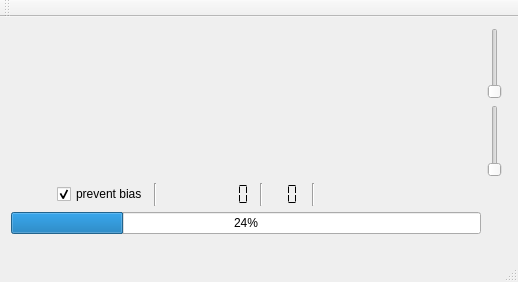
This is mainwindow.ui in 607011/Qliq as Qt 5 draws it before an edit. The edited form follows.
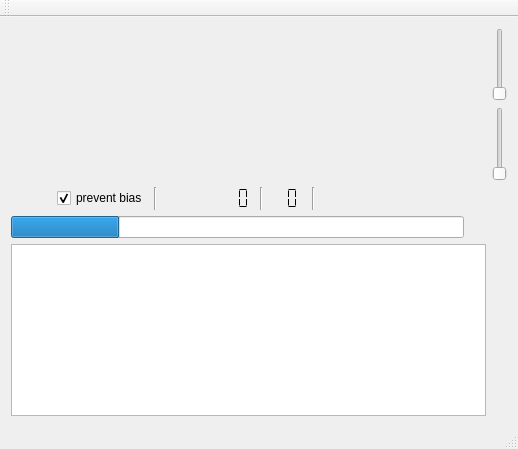
This is the edited form. Icons and pictures are not drawn.

Commit message: Improved GUI. Added health checks.

Diff of the .ui file:
```diff
--- a/mainwindow.ui
+++ b/mainwindow.ui
@@ -7,7 +7,7 @@
     <x>0</x>
     <y>0</y>
     <width>518</width>
-    <height>282</height>
+    <height>449</height>
    </rect>
   </property>
   <property name="windowTitle">
@@ -159,17 +159,16 @@
      </layout>
     </item>
     <item row="3" column="0">
-     <spacer name="verticalSpacer">
-      <property name="orientation">
-       <enum>Qt::Vertical</enum>
+     <widget class="QPlainTextEdit" name="logPlainTextEdit">
+      <property name="font">
+       <font>
+        <family>Consolas</family>
+       </font>
       </property>
-      <property name="sizeHint" stdset="0">
-       <size>
-        <width>20</width>
-        <height>40</height>
-       </size>
-      </property>
-     </spacer>
+     </widget>
+    </item>
+    <item row="0" column="0">
+     <layout class="QVBoxLayout" name="graphLayout"/>
     </item>
     <item row="0" column="1">
      <layout class="QVBoxLayout" name="verticalLayout">
@@ -201,28 +200,38 @@
       </item>
      </layout>
     </item>
-    <item row="3" column="1">
-     <spacer name="verticalSpacer_2">
-      <property name="orientation">
-       <enum>Qt::Vertical</enum>
-      </property>
-      <property name="sizeHint" stdset="0">
-       <size>
-        <width>20</width>
-        <height>40</height>
-       </size>
-      </property>
-     </spacer>
-    </item>
-    <item row="0" column="0">
-     <layout class="QVBoxLayout" name="graphLayout"/>
-    </item>
     <item row="2" column="0">
-     <widget class="QProgressBar" name="bufferProgressBar">
-      <property name="value">
-       <number>24</number>
+     <layout class="QHBoxLayout" name="horizontalLayout_2">
+      <property name="topMargin">
+       <number>0</number>
       </property>
-     </widget>
+      <item>
+       <widget class="QProgressBar" name="bufferProgressBar">
+        <property name="toolTip">
+         <string>buffer fill level</string>
+        </property>
+        <property name="value">
+         <number>24</number>
+        </property>
+        <property name="textVisible">
+         <bool>false</bool>
+        </property>
+       </widget>
+      </item>
+      <item>
+       <widget class="QLabel" name="healthLabel">
+        <property name="minimumSize">
+         <size>
+          <width>16</width>
+          <height>16</height>
+         </size>
+        </property>
+        <property name="text">
+         <string/>
+        </property>
+       </widget>
+      </item>
+     </layout>
     </item>
    </layout>
   </widget>
```
Left out of the diff: 12 changed lines with no effect on the pictures. The commit also changes 14 other files.
